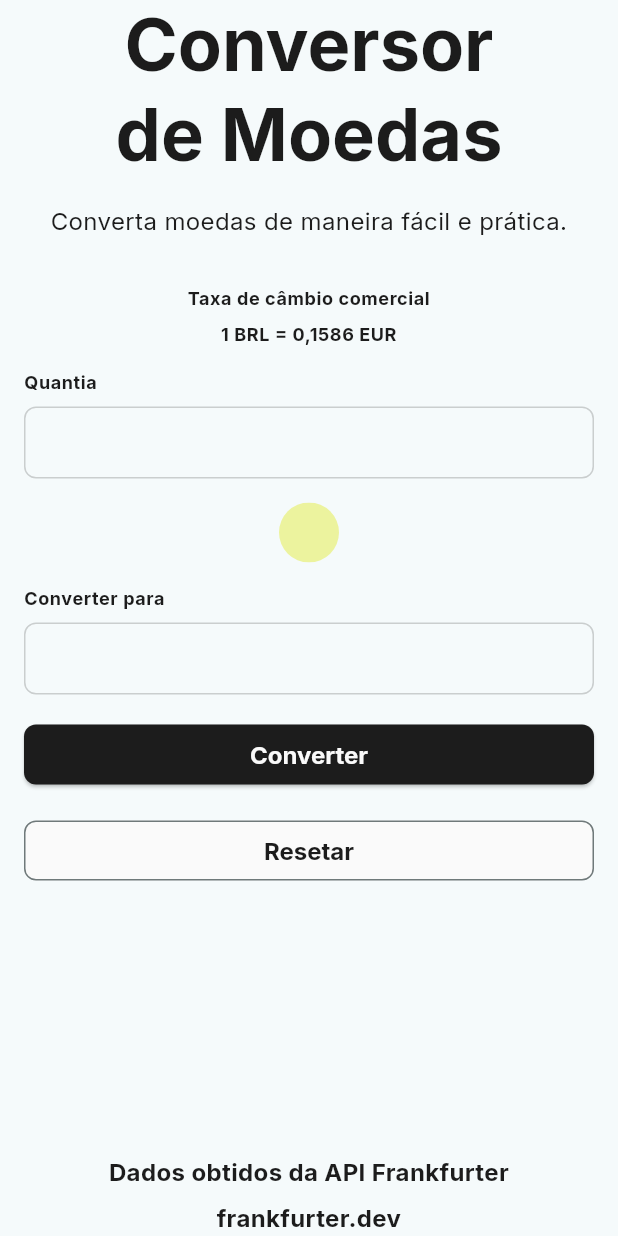
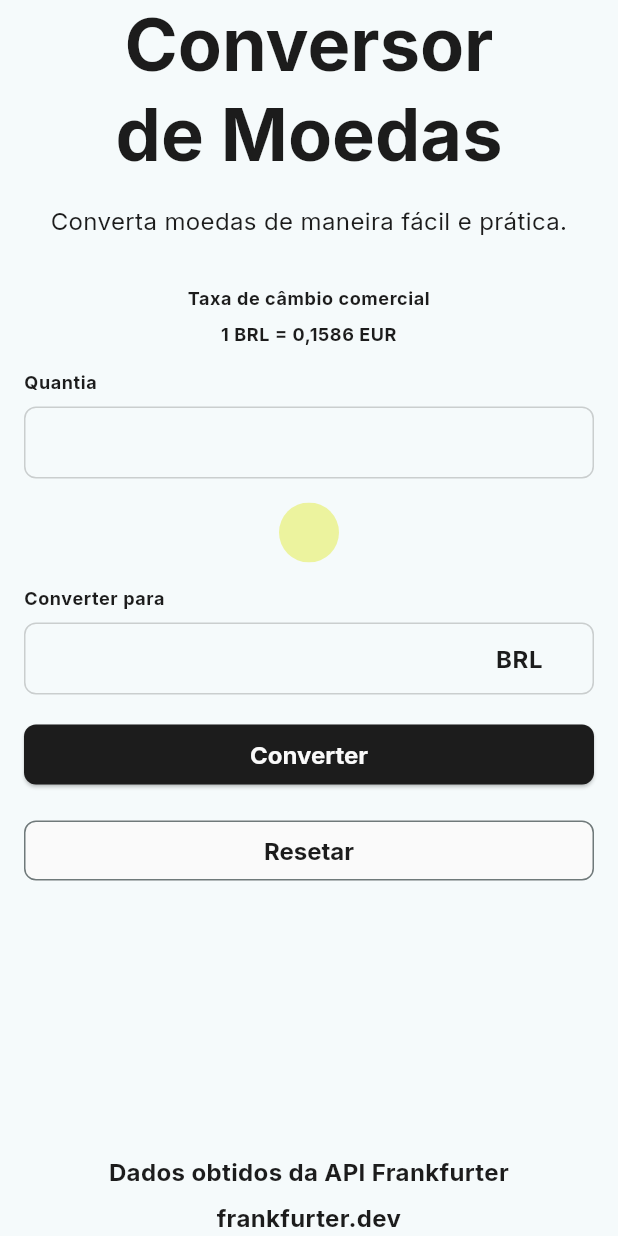
Before and after one commit to AlissonSilva07/conversor-moedas-flutter, a Flutter app: the screen it shows after launch, on a phone screen of 412 x 824 dp. Run offline on Flutter 3.47's test engine with Material 3 defaults, Android fonts, the phone set to English and light mode, and no system bars; our stand-ins replace google_fonts; missing offline and left inert: ionicons_named.

Commit message:
feat: create text button for choosing a currency

```diff
--- a/lib/features/currency/presentation/currency_screen.dart
+++ b/lib/features/currency/presentation/currency_screen.dart
@@ -105,7 +105,32 @@ class CurrencyPage extends StatelessWidget {
                                 SizedBox(height: 8),
                                 Column(
                                   children: [
-                                    TextField(decoration: InputDecoration()),
+                                    TextField(
+                                      decoration: InputDecoration(
+                                        suffixIcon: TextButton(
+                                          style: Theme.of(
+                                            context,
+                                          ).textButtonTheme.style,
+                                          onPressed: () {},
+                                          child: Row(
+                                            mainAxisSize: MainAxisSize.min,
+                                            children: [
+                                              Text(
+                                                'BRL',
+                                                style: Theme.of(context)
+                                                    .textTheme
+                                                    .bodyLarge
+                                                    ?.copyWith(
+                                                      fontWeight:
+                                                          FontWeight.w700,
+                                                    ),
+                                              ),
+                                              Icon(ionicons['chevron_down']),
+                                            ],
+                                          ),
+                                        ),
+                                      ),
+                                    ),
                                   ],
                                 ),
                               ],
@@ -114,20 +139,24 @@ class CurrencyPage extends StatelessWidget {
                             SizedBox(
                               width: double.infinity,
                               child: ElevatedButton(
-                                style: Theme.of(context).elevatedButtonTheme.style,
-                                onPressed: (){},
-                                child: Text('Converter')
+                                style: Theme.of(
+                                  context,
+                                ).elevatedButtonTheme.style,
+                                onPressed: () {},
+                                child: Text('Converter'),
                               ),
                             ),
                             SizedBox(height: 16),
                             SizedBox(
                               width: double.infinity,
                               child: OutlinedButton(
-                                style: Theme.of(context).outlinedButtonTheme.style,
-                                onPressed: (){},
-                                child: Text('Resetar')
+                                style: Theme.of(
+                                  context,
+                                ).outlinedButtonTheme.style,
+                                onPressed: () {},
+                                child: Text('Resetar'),
                               ),
-                            )
+                            ),
                           ],
                         ),
                       ),
--- a/lib/theme/theme.dart
+++ b/lib/theme/theme.dart
@@ -97,6 +97,18 @@ final lightThemeData = ThemeData(
       ),
     ),
   ),
+  textButtonTheme: TextButtonThemeData(
+    style: TextButton.styleFrom(
+      foregroundColor: primaryLight, // Text color
+      backgroundColor: Colors.transparent, // Background color
+      padding: EdgeInsets.symmetric(horizontal: 16), // Internal padding
+      shape: RoundedRectangleBorder(
+        // Button shape
+        borderRadius: BorderRadius.circular(8),
+      ),
+      elevation: 5, // Shadow elevation
+    ),
+  ),
   appBarTheme: AppBarThemeData(backgroundColor: primaryDark),
   navigationBarTheme: NavigationBarThemeData(backgroundColor: primaryDark),
 );
@@ -170,6 +182,18 @@ final darkThemeData = ThemeData(
       ),
     ),
   ),
+  textButtonTheme: TextButtonThemeData(
+    style: TextButton.styleFrom(
+      foregroundColor: primaryDark, // Text color
+      backgroundColor: Colors.transparent, // Background color
+      padding: EdgeInsets.symmetric(horizontal: 16), // Internal padding
+      shape: RoundedRectangleBorder(
+        // Button shape
+        borderRadius: BorderRadius.circular(8),
+      ),
+      elevation: 5, // Shadow elevation
+    ),
+  ),
   appBarTheme: AppBarThemeData(backgroundColor: primaryLight),
   navigationBarTheme: NavigationBarThemeData(backgroundColor: primaryLight),
 );
```
